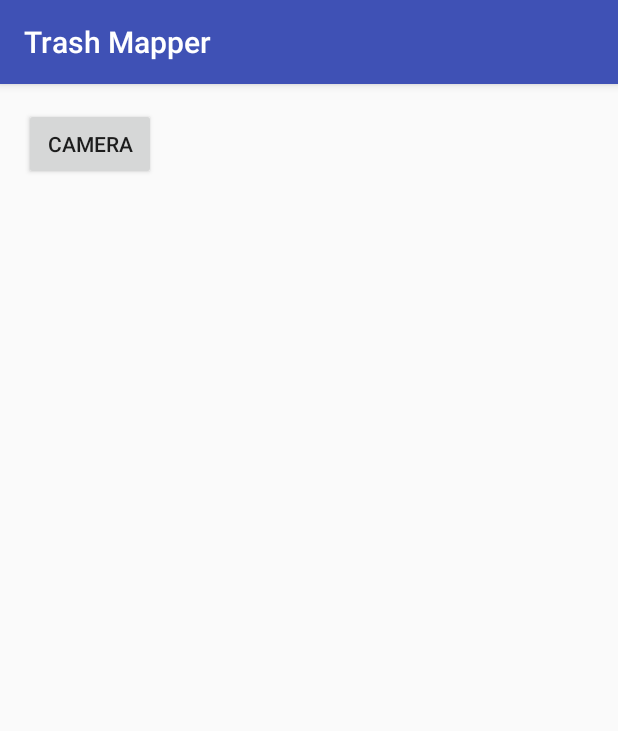
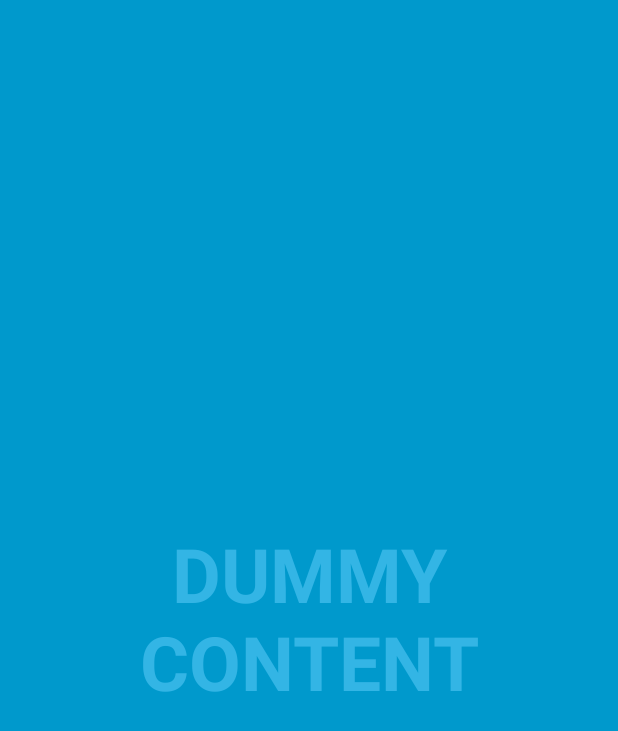
Before and after one commit to umdcs/trashMapper, an Android app: the screen it shows after launch (MainActivity), on a phone screen of 412 x 824 dp. Shown: the top 731 px of the screen. Run offline under Robolectric (Android 15) with nearby library versions, the light colour scheme and no system bars.

Commit message:
Add the splash page.

```diff
--- a/app/build.gradle
+++ b/app/build.gradle
@@ -24,6 +24,7 @@ dependencies {
     androidTestCompile('com.android.support.test.espresso:espresso-core:2.2.2', {
         exclude group: 'com.android.support', module: 'support-annotations'
     })
-    compile 'com.android.support:appcompat-v7:25.+'
+    compile 'com.android.support:appcompat-v7:25.0.0'
+    compile 'com.android.support:support-v4:25.0.0'
     testCompile 'junit:junit:4.12'
 }
--- a/app/src/main/java/edu/umn/trashmapper/MainActivity.java
+++ b/app/src/main/java/edu/umn/trashmapper/MainActivity.java
@@ -1,92 +1,163 @@
 package edu.umn.trashmapper;
 
-import android.content.Context;
-import android.content.Intent;
-import android.net.Uri;
-import android.os.Environment;
-import android.provider.MediaStore;
-import android.support.v4.content.FileProvider;
+import android.annotation.SuppressLint;
+import android.support.v7.app.ActionBar;
 import android.support.v7.app.AppCompatActivity;
 import android.os.Bundle;
+import android.os.Handler;
+import android.view.MotionEvent;
 import android.view.View;
-import android.widget.Button;
-import android.widget.Toast;
 
-import java.io.File;
-import java.io.IOException;
-import java.text.SimpleDateFormat;
-import java.util.Date;
+/**
+ * An example full-screen activity that shows and hides the system UI (i.e.
+ * status bar and navigation/system bar) with user interaction.
+ */
+public class MainActivity extends AppCompatActivity {
+    /**
+     * Whether or not the system UI should be auto-hidden after
+     * {@link #AUTO_HIDE_DELAY_MILLIS} milliseconds.
+     */
+    private static final boolean AUTO_HIDE = true;
 
-import static edu.umn.trashmapper.R.styleable.View;
+    /**
+     * If {@link #AUTO_HIDE} is set, the number of milliseconds to wait after
+     * user interaction before hiding the system UI.
+     */
+    private static final int AUTO_HIDE_DELAY_MILLIS = 3000;
 
-public class MainActivity extends AppCompatActivity {
+    /**
+     * Some older devices needs a small delay between UI widget updates
+     * and a change of the status and navigation bar.
+     */
+    private static final int UI_ANIMATION_DELAY = 300;
+    private final Handler mHideHandler = new Handler();
+    private View mContentView;
+    private final Runnable mHidePart2Runnable = new Runnable() {
+        @SuppressLint("InlinedApi")
+        @Override
+        public void run() {
+            // Delayed removal of status and navigation bar
+
+            // Note that some of these constants are new as of API 16 (Jelly Bean)
+            // and API 19 (KitKat). It is safe to use them, as they are inlined
+            // at compile-time and do nothing on earlier devices.
+            mContentView.setSystemUiVisibility(View.SYSTEM_UI_FLAG_LOW_PROFILE
+                    | View.SYSTEM_UI_FLAG_FULLSCREEN
+                    | View.SYSTEM_UI_FLAG_LAYOUT_STABLE
+                    | View.SYSTEM_UI_FLAG_IMMERSIVE_STICKY
+                    | View.SYSTEM_UI_FLAG_LAYOUT_HIDE_NAVIGATION
+                    | View.SYSTEM_UI_FLAG_HIDE_NAVIGATION);
+        }
+    };
+    private View mControlsView;
+    private final Runnable mShowPart2Runnable = new Runnable() {
+        @Override
+        public void run() {
+            // Delayed display of UI elements
+            ActionBar actionBar = getSupportActionBar();
+            if (actionBar != null) {
+                actionBar.show();
+            }
+            mControlsView.setVisibility(View.VISIBLE);
+        }
+    };
+    private boolean mVisible;
+    private final Runnable mHideRunnable = new Runnable() {
+        @Override
+        public void run() {
+            hide();
+        }
+    };
+    /**
+     * Touch listener to use for in-layout UI controls to delay hiding the
+     * system UI. This is to prevent the jarring behavior of controls going away
+     * while interacting with activity UI.
+     */
+    private final View.OnTouchListener mDelayHideTouchListener = new View.OnTouchListener() {
+        @Override
+        public boolean onTouch(View view, MotionEvent motionEvent) {
+            if (AUTO_HIDE) {
+                delayedHide(AUTO_HIDE_DELAY_MILLIS);
+            }
+            return false;
+        }
+    };
 
     @Override
     protected void onCreate(Bundle savedInstanceState) {
         super.onCreate(savedInstanceState);
-        setContentView(R.layout.activity_main);
-        Button button = (Button) findViewById(R.id.button);
-        button.setOnClickListener(new View.OnClickListener() {
+
+        setContentView(R.layout.activity_welcome);
+
+        mVisible = true;
+        mControlsView = findViewById(R.id.fullscreen_content_controls);
+        mContentView = findViewById(R.id.fullscreen_content);
+
+
+        // Set up the user interaction to manually show or hide the system UI.
+        mContentView.setOnClickListener(new View.OnClickListener() {
             @Override
             public void onClick(View view) {
-                dispatchTakePictureIntent();
+                toggle();
             }
         });
+
+        // Upon interacting with UI controls, delay any scheduled hide()
+        // operations to prevent the jarring behavior of controls going away
+        // while interacting with the UI.
+        findViewById(R.id.dummy_button).setOnTouchListener(mDelayHideTouchListener);
+    }
+
+    @Override
+    protected void onPostCreate(Bundle savedInstanceState) {
+        super.onPostCreate(savedInstanceState);
+
+        // Trigger the initial hide() shortly after the activity has been
+        // created, to briefly hint to the user that UI controls
+        // are available.
+        delayedHide(100);
+    }
+
+    private void toggle() {
+        if (mVisible) {
+            hide();
+        } else {
+            show();
+        }
+    }
+
+    private void hide() {
+        // Hide UI first
+        ActionBar actionBar = getSupportActionBar();
+        if (actionBar != null) {
+            actionBar.hide();
+        }
+        mControlsView.setVisibility(View.GONE);
+        mVisible = false;
+
+        // Schedule a runnable to remove the status and navigation bar after a delay
+        mHideHandler.removeCallbacks(mShowPart2Runnable);
+        mHideHandler.postDelayed(mHidePart2Runnable, UI_ANIMATION_DELAY);
+    }
+
+    @SuppressLint("InlinedApi")
+    private void show() {
+        // Show the system bar
+        mContentView.setSystemUiVisibility(View.SYSTEM_UI_FLAG_LAYOUT_FULLSCREEN
+                | View.SYSTEM_UI_FLAG_LAYOUT_HIDE_NAVIGATION);
+        mVisible = true;
+
+        // Schedule a runnable to display UI elements after a delay
+        mHideHandler.removeCallbacks(mHidePart2Runnable);
+        mHideHandler.postDelayed(mShowPart2Runnable, UI_ANIMATION_DELAY);
     }
 
     /**
-     * This function is used to open the devices camera
-     * it creates a new intent that can be started by a
-     * button press, and allows users to capture images
-     * and then saves them to the devices storage using
-     * createImageFile() and stores them to
-     * Android/data/edu.umn.trashmapper/files/Pictures"
-     * Made following
-     * https://developer.android.com/training/camera/photobasics.html
+     * Schedules a call to hide() in [delay] milliseconds, canceling any
+     * previously scheduled calls.
      */
-    static final int REQUEST_TAKE_PHOTO = 1;
-    private void dispatchTakePictureIntent() {
-        Intent takePictureIntent = new Intent(MediaStore.ACTION_IMAGE_CAPTURE);
-        if (takePictureIntent.resolveActivity(getPackageManager()) != null) {
-            try {
-                photoFile = createImageFile();
-            } catch (IOException ex) {
-                Context context = getApplicationContext();
-                CharSequence text = "An Error Occurred";
-                int duration = Toast.LENGTH_SHORT;
-                Toast toast = Toast.makeText(context, text, duration);
-                toast.show();
-            }
-            if (photoFile != null) {
-                Uri photoURI = FileProvider.getUriForFile(this,
-                        "edu.umn.trashmapper",
-                        photoFile);
-                takePictureIntent.putExtra(MediaStore.EXTRA_OUTPUT, photoURI);
-                startActivityForResult(takePictureIntent, REQUEST_TAKE_PHOTO);
-            }
-        }
+    private void delayedHide(int delayMillis) {
+        mHideHandler.removeCallbacks(mHideRunnable);
+        mHideHandler.postDelayed(mHideRunnable, delayMillis);
     }
-
-    /**
-     * This function creates a file for the picture
-     * with the time and day in the filename
-     * Made following
-     * https://developer.android.com/training/camera/photobasics.html
-     */
-    String mCurrentPhotoPath;
-    private File createImageFile() throws IOException {
-        String timeStamp = new SimpleDateFormat("yyyyMMdd_HHmmss").format(new Date());
-        String imageFileName = "JPEG_" + timeStamp + "_";
-        File storageDir = getExternalFilesDir(Environment.DIRECTORY_PICTURES);
-        File image = File.createTempFile(
-                imageFileName,
-                ".jpg",
-                storageDir
-        );
-        mCurrentPhotoPath = "file:" + image.getAbsolutePath();
-        return image;
-    }
-
-    //This is the picture that the user takes using the camera.
-    private File photoFile = null;
 }
--- /dev/null
+++ b/app/src/main/java/edu/umn/trashmapper/SplashActivity.java
@@ -0,0 +1,17 @@
+package edu.umn.trashmapper;
+
+import android.content.Intent;
+import android.os.Bundle;
+import android.support.v7.app.AppCompatActivity;
+
+public class SplashActivity extends AppCompatActivity {
+
+    @Override
+    protected void onCreate(Bundle savedInstanceState) {
+        super.onCreate(savedInstanceState);
+
+       Intent intent = new Intent(this, MainActivity.class);
+       startActivity(intent);
+       finish();
+    }
+}
--- /dev/null
+++ b/app/src/main/res/drawable/background_splash.xml
@@ -0,0 +1,13 @@
+<?xml version="1.0" encoding="utf-8"?>
+<layer-list xmlns:android="http://schemas.android.com/apk/res/android">
+
+    <item
+        android:drawable="@android:color/holo_green_light"/>
+
+    <item>
+        <bitmap
+            android:gravity="center"
+            android:src="@mipmap/ic_launcher"/>
+    </item>
+
+</layer-list>
--- a/app/src/main/res/layout/activity_main.xml
+++ b/app/src/main/res/layout/activity_main.xml
@@ -8,7 +8,7 @@
     android:paddingLeft="@dimen/activity_horizontal_margin"
     android:paddingRight="@dimen/activity_horizontal_margin"
     android:paddingTop="@dimen/activity_vertical_margin"
-    tools:context="edu.umn.trashmapper.MainActivity">
+    tools:context="edu.umn.trashmapper.CameraActivity">
 
     <Button
         android:text="Camera"
--- /dev/null
+++ b/app/src/main/res/layout/activity_welcome.xml
@@ -0,0 +1,50 @@
+<FrameLayout xmlns:android="http://schemas.android.com/apk/res/android"
+    xmlns:tools="http://schemas.android.com/tools"
+    android:layout_width="match_parent"
+    android:layout_height="match_parent"
+    android:background="#0099cc"
+    tools:context="edu.umn.trashmapper.MainActivity">
+
+    <!-- The primary full-screen view. This can be replaced with whatever view
+         is needed to present your content, e.g. VideoView, SurfaceView,
+         TextureView, etc. -->
+    <TextView
+        android:id="@+id/fullscreen_content"
+        android:layout_width="match_parent"
+        android:layout_height="match_parent"
+        android:gravity="center"
+        android:keepScreenOn="true"
+        android:text="@string/dummy_content"
+        android:textColor="#33b5e5"
+        android:textSize="50sp"
+        android:textStyle="bold" />
+
+    <!-- This FrameLayout insets its children based on system windows using
+         android:fitsSystemWindows. -->
+    <FrameLayout
+        android:layout_width="match_parent"
+        android:layout_height="match_parent"
+        android:fitsSystemWindows="true">
+
+        <LinearLayout
+            android:id="@+id/fullscreen_content_controls"
+            style="?metaButtonBarStyle"
+            android:layout_width="match_parent"
+            android:layout_height="wrap_content"
+            android:layout_gravity="bottom|center_horizontal"
+            android:background="@color/black_overlay"
+            android:orientation="horizontal"
+            tools:ignore="UselessParent">
+
+            <Button
+                android:id="@+id/dummy_button"
+                style="?metaButtonBarButtonStyle"
+                android:layout_width="0dp"
+                android:layout_height="wrap_content"
+                android:layout_weight="1"
+                android:text="@string/dummy_button" />
+
+        </LinearLayout>
+    </FrameLayout>
+
+</FrameLayout>
--- a/app/src/main/res/values/colors.xml
+++ b/app/src/main/res/values/colors.xml
@@ -3,4 +3,6 @@
     <color name="colorPrimary">#3F51B5</color>
     <color name="colorPrimaryDark">#303F9F</color>
     <color name="colorAccent">#FF4081</color>
+
+    <color name="black_overlay">#66000000</color>
 </resources>
--- a/app/src/main/res/values/strings.xml
+++ b/app/src/main/res/values/strings.xml
@@ -1,3 +1,7 @@
 <resources>
     <string name="app_name">Trash Mapper</string>
+
+    <string name="title_activity_welcome">WelcomeActivity</string>
+    <string name="dummy_button">Dummy Button</string>
+    <string name="dummy_content">DUMMY\nCONTENT</string>
 </resources>
--- a/app/src/main/res/values/styles.xml
+++ b/app/src/main/res/values/styles.xml
@@ -7,5 +7,19 @@
         <item name="colorPrimaryDark">@color/colorPrimaryDark</item>
         <item name="colorAccent">@color/colorAccent</item>
     </style>
+    <style name="SplashTheme" parent="Theme.AppCompat.NoActionBar">
+        <item name="android:windowBackground">@drawable/background_splash</item>
+    </style>
+    <style name="FullscreenTheme" parent="AppTheme">
+        <item name="android:actionBarStyle">@style/FullscreenActionBarStyle</item>
+        <item name="android:windowActionBarOverlay">true</item>
+        <item name="android:windowBackground">@null</item>
+        <item name="metaButtonBarStyle">?android:attr/buttonBarStyle</item>
+        <item name="metaButtonBarButtonStyle">?android:attr/buttonBarButtonStyle</item>
+    </style>
+
+    <style name="FullscreenActionBarStyle" parent="Widget.AppCompat.ActionBar">
+        <item name="android:background">@color/black_overlay</item>
+    </style>
 
 </resources>
--- a/build.gradle
+++ b/build.gradle
@@ -5,7 +5,7 @@ buildscript {
         jcenter()
     }
     dependencies {
-        classpath 'com.android.tools.build:gradle:2.2.0'
+        classpath 'com.android.tools.build:gradle:2.2.2'
 
         // NOTE: Do not place your application dependencies here; they belong
         // in the individual module build.gradle files
```
Also changed, not shown: app/src/main/AndroidManifest.xml (+15 -3 lines), app/src/main/java/edu/umn/trashmapper/CameraActivity.java (added, +90 -0 lines), app/src/main/res/values/attrs.xml (added, +12 -0 lines), 4 other files.
